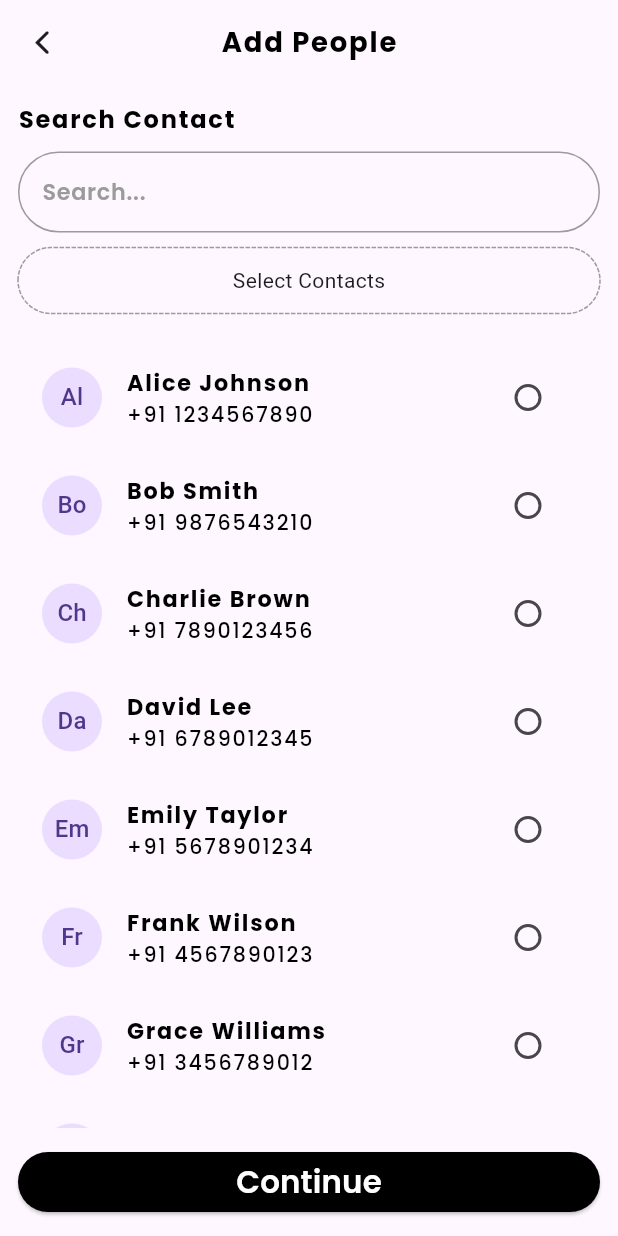
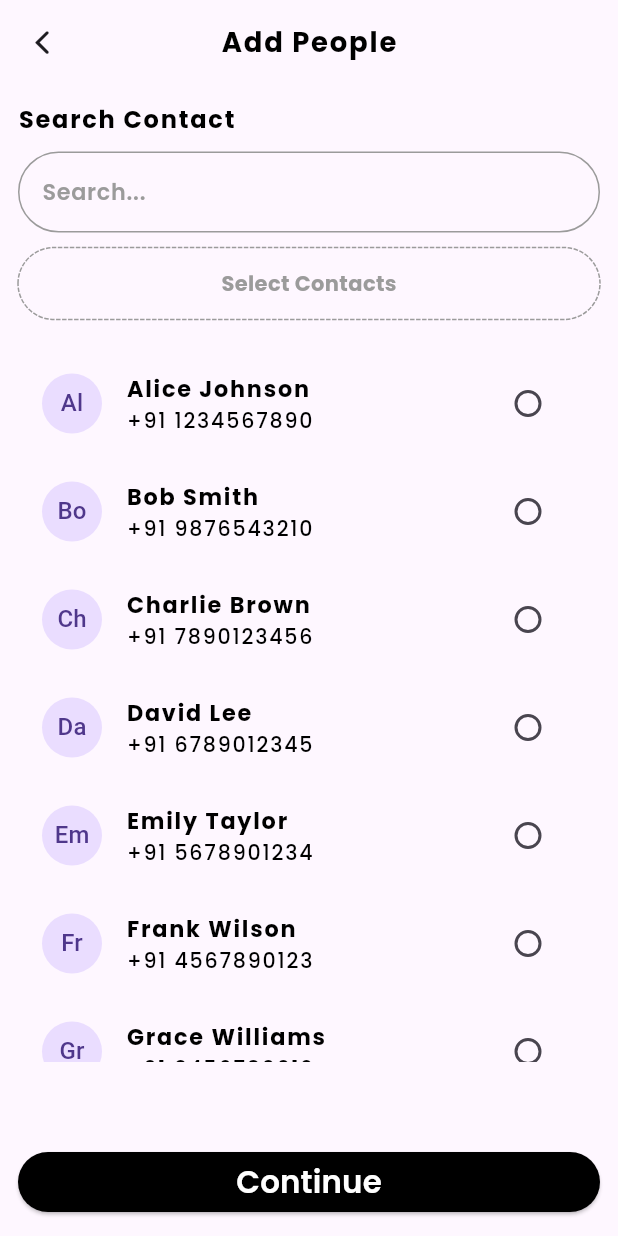
Before and after one commit to PrathamBhavsar/broke_squad, a Flutter app: the CreateBillScreen screen opened by its route, on a phone screen of 412 x 824 dp. Run offline on Flutter 3.47's test engine with Material 3 defaults, Android fonts, the light colour scheme and no system bars; drawn by our look-alikes of dotted_border; our stand-ins replace cached_network_image, cloud_firestore, firebase_auth, firebase_core, flutter_onboarding_slider, flutter_screenutil and 9 more; accounts and stored records are empty; statements that could not run were skipped.

Commit message:
- UI bug fix

```diff
--- a/lib/screens/create_bill_screen/create_bill_screen.dart
+++ b/lib/screens/create_bill_screen/create_bill_screen.dart
@@ -5,11 +5,11 @@ import 'package:contri_buter/screens/create_bill_screen/widgets/bill_name_text_f
 import 'package:contri_buter/screens/create_bill_screen/widgets/contact_avatar.dart';
 import 'package:contri_buter/screens/create_bill_screen/widgets/continue_button.dart';
 import 'package:contri_buter/utils.dart';
-import 'package:dotted_border/dotted_border.dart';
 import 'package:flutter/cupertino.dart';
 import 'package:flutter/material.dart';
 import 'package:flutter_screenutil/flutter_screenutil.dart';
 import 'package:fluttertoast/fluttertoast.dart';
+import 'package:font_awesome_flutter/font_awesome_flutter.dart';
 import 'package:provider/provider.dart';
 
 class CreateBillScreen extends StatefulWidget {
@@ -59,7 +59,14 @@ class _CreateBillScreenState extends State<CreateBillScreen> {
           ),
           body: Padding(
             padding: AppPaddings.scaffoldPadding,
-            child: views[splitProvider.currentIndex],
+            child: SingleChildScrollView(
+                child: ConstrainedBox(
+                    constraints: BoxConstraints(
+                        maxHeight: getHeight(context) -
+                            kBottomNavigationBarHeight -
+                            kToolbarHeight -
+                            24 * 3), // 24 * 3 to adjust paddings
+                    child: IntrinsicHeight(child: views[splitProvider.currentIndex]))),
           ),
           bottomNavigationBar: ContinueButton(
             onPressed: () {
@@ -152,39 +159,28 @@ class _CreateBillScreenState extends State<CreateBillScreen> {
   _buildBillData(SplitProvider provider) {
     return Column(
       children: [
-        DottedBorder(
-          borderType: BorderType.Circle,
-          stackFit: StackFit.loose,
-          color: Colors.grey.shade400,
-          strokeWidth: 2,
-          child: Container(
-            width: getWidth(context) * 0.7,
-            height: getWidth(context) * 0.7,
-            decoration: BoxDecoration(
-              shape: BoxShape.circle,
-
-            ),
-            child: Center(
-              child: Wrap(
-                crossAxisAlignment: WrapCrossAlignment.center,
-                alignment: WrapAlignment.center,
-                children: [
-                  for (int i = 0;
-                      i <
-                          (provider.selectedContacts.length < 5
-                              ? provider.selectedContacts.length
-                              : 5);
-                      i++)
-                    SizedBox.fromSize(
-                        size: Size.fromRadius(getWidth(context) * 0.8 / 8),
-                        child: ContactCircleAvatar(
-                          contact: provider.selectedContacts[i],
-                        )),
-                ],
-              ),
-            ),
-          ),
+        spaceH10(),
+        Stack(
+          children: [
+            AvatarIndicator(context: context, selectedContacts: provider.selectedContacts),
+            Padding(
+              padding: const EdgeInsets.all(4.0),
+              child: Align(
+                  alignment: Alignment.bottomRight,
+                  child: FloatingActionButton(
+                    onPressed: () => provider.manageBack(context),
+                    shape: CircleBorder(),
+                    elevation: 0,
+                    child: FaIcon(
+                      FontAwesomeIcons.plus,
+                      color: Colors.white,
+                    ),
+                    backgroundColor: AppColors.kPrimaryColor,
+                  )),
+            )
+          ],
         ),
+        spaceH20(),
         Align(
           alignment: Alignment.centerLeft,
           child: Text(
--- a/lib/screens/create_bill_screen/widgets/avatar_indicator.dart
+++ b/lib/screens/create_bill_screen/widgets/avatar_indicator.dart
@@ -29,7 +29,10 @@ class AvatarIndicator extends StatelessWidget {
         width: getWidth(context),
         decoration: BoxDecoration(borderRadius: BorderRadius.circular(24.r)),
         child: _selectedContacts.isEmpty
-            ? Text('Select Contacts')
+            ? Padding(
+              padding: const EdgeInsets.all(2.0),
+              child: Text('Select Contacts',style: AppTextStyles.poppins.copyWith(color: AppColors.grey,fontWeight: FontWeight.bold),),
+            )
             : Row(
                 mainAxisAlignment: MainAxisAlignment.center,
                 children: [
```
